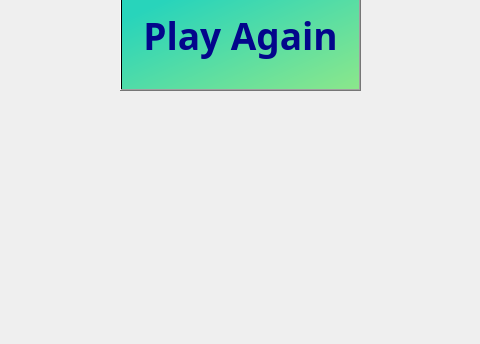
First picture: the form in gameover.ui, repository ParisaMollahoseini/FlappyBird, before the edit; both pictures show x 180 to 660 and y 570 to 914 of the 902 by 914 pixel window.
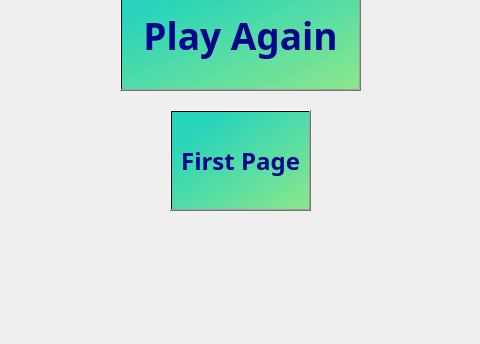
Second picture: the form after the edit. Icons and pictures are not drawn.

Commit message: bird with pages

```diff
--- a/gameover.ui
+++ b/gameover.ui
@@ -190,6 +190,39 @@
      <set>Qt::AlignCenter</set>
     </property>
    </widget>
+   <widget class="QPushButton" name="again_2">
+    <property name="geometry">
+     <rect>
+      <x>350</x>
+      <y>680</y>
+      <width>141</width>
+      <height>101</height>
+     </rect>
+    </property>
+    <property name="font">
+     <font>
+      <family>Agency FB</family>
+      <pointsize>18</pointsize>
+      <weight>75</weight>
+      <bold>true</bold>
+     </font>
+    </property>
+    <property name="cursor">
+     <cursorShape>PointingHandCursor</cursorShape>
+    </property>
+    <property name="toolTipDuration">
+     <number>2</number>
+    </property>
+    <property name="styleSheet">
+     <string notr="true">background-color: rgb(12, 166, 200);
+color: rgb(3, 6, 139);
+background-image: url();
+background-color: qlineargradient(spread:pad, x1:0.179, y1:0.176818, x2:1, y2:1, stop:0 rgba(40, 212, 187, 255), stop:1 rgba(139, 231, 139, 255));</string>
+    </property>
+    <property name="text">
+     <string>First Page</string>
+    </property>
+   </widget>
   </widget>
   <widget class="QMenuBar" name="menubar">
    <property name="geometry">
```
Left out of the diff: 2 changed lines with no effect on the pictures. The commit also changes 23 other files.
